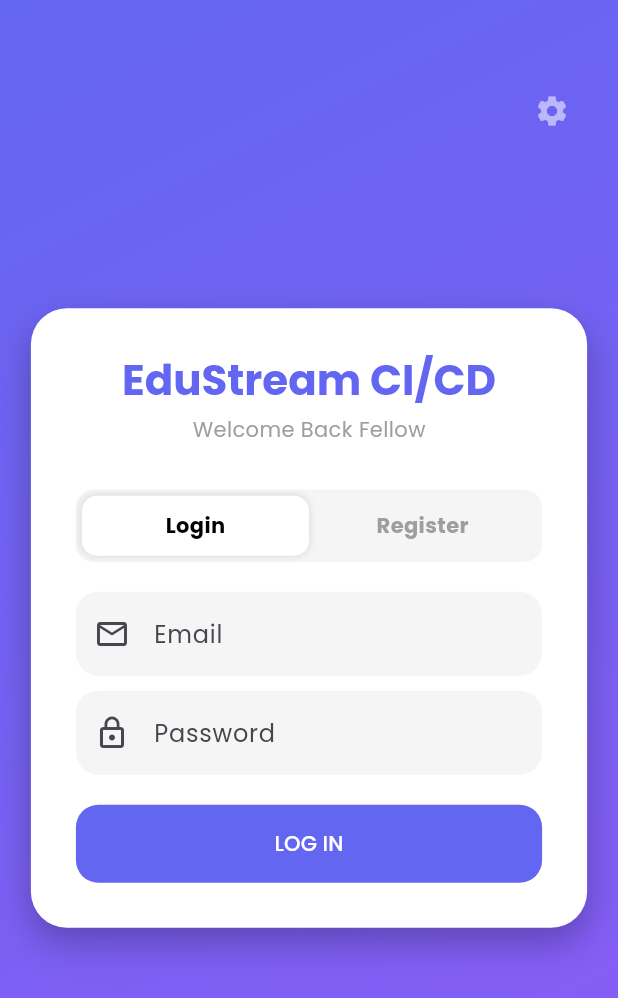
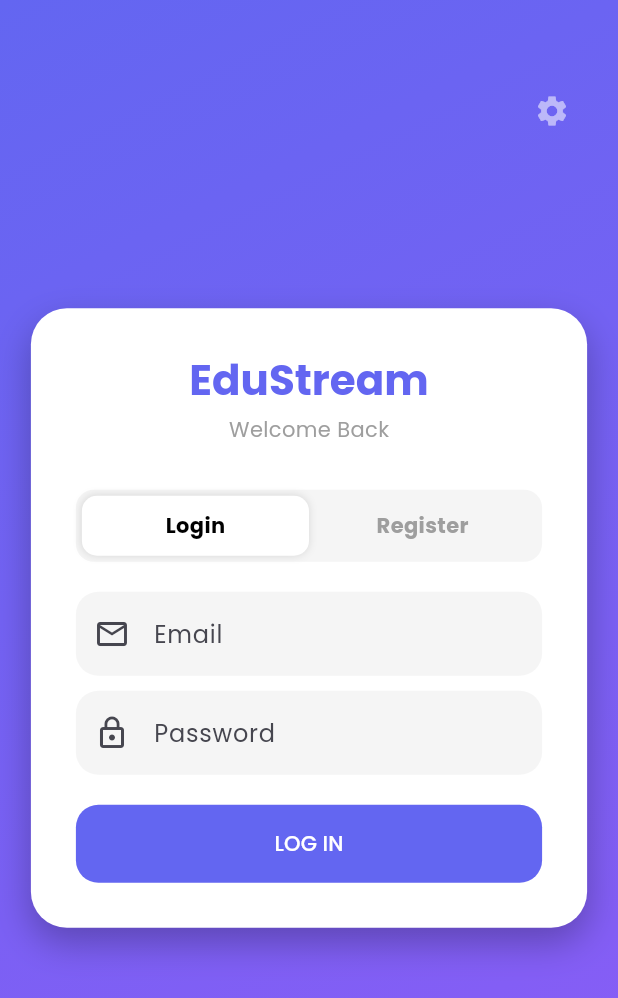
Before and after one commit to bsse23018/edustream_sdc_project, a Flutter app: the screen it shows after launch, on a phone screen of 412 x 824 dp. Shown: the top 998 px of the screen. Run offline on Flutter 3.47's test engine with Material 3 defaults, Android fonts, the phone set to English and light mode, and no system bars; our stand-ins replace animate_do, chewie, file_picker, google_fonts, shared_preferences, video_player; missing offline and left inert: minio.

Commit message:
remove CI/CD text

```diff
--- a/lib/auth_screen.dart
+++ b/lib/auth_screen.dart
@@ -105,9 +105,9 @@
                   child: Column(
                     mainAxisSize: MainAxisSize.min,
                     children: [
-                      Text("EduStream CI/CD", style: Theme.of(context).textTheme.headlineMedium!.copyWith(fontWeight: FontWeight.bold, color: const Color(0xFF6366F1))),
+                      Text("EduStream", style: Theme.of(context).textTheme.headlineMedium!.copyWith(fontWeight: FontWeight.bold, color: const Color(0xFF6366F1))),
                       const SizedBox(height: 5),
-                      Text(isLogin ? "Welcome Back Fellow" : "Start Learning", style: TextStyle(color: Colors.grey[500])),
+                      Text(isLogin ? "Welcome Back" : "Start Learning", style: TextStyle(color: Colors.grey[500])),
                       const SizedBox(height: 30),
 
                       // Toggle Switch
```
